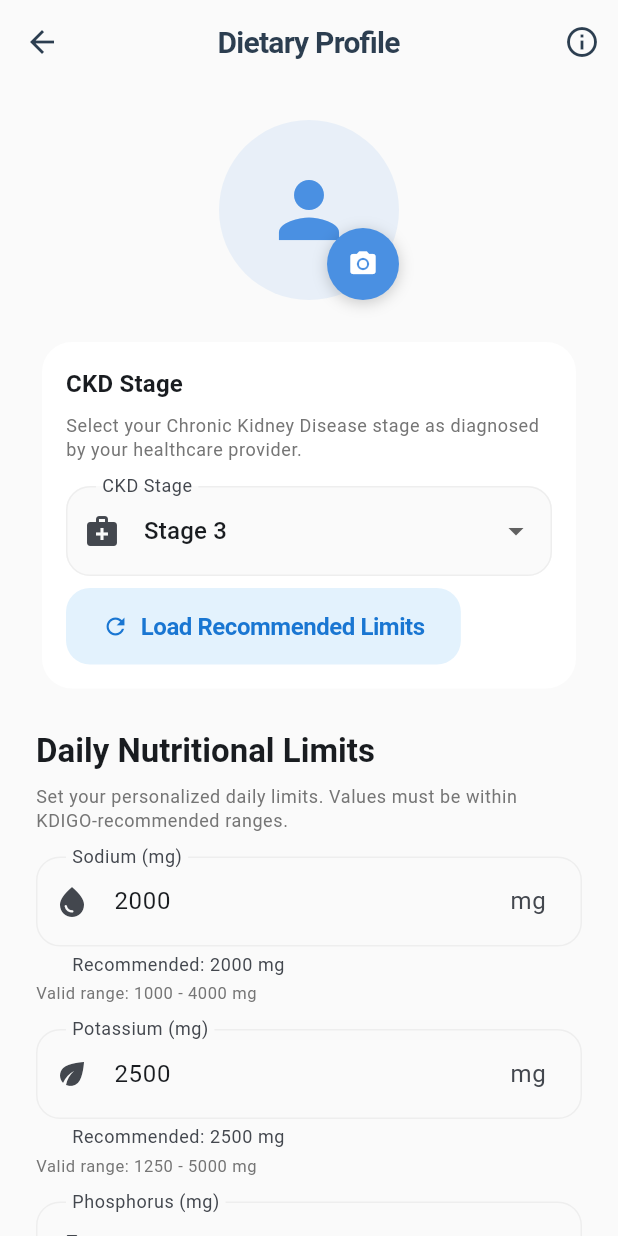
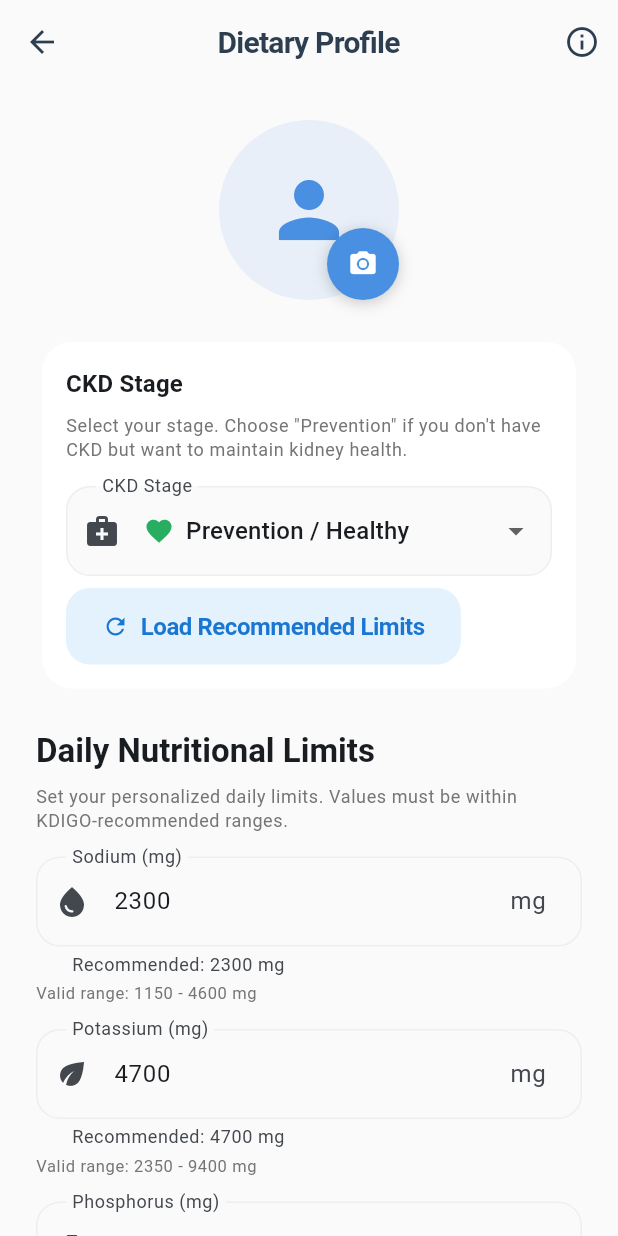
Before and after one commit to sanaGumalingMagCode/kidnease-ckd-app, a Flutter app: the DietaryProfileScreen screen opened directly with empty values, on a phone screen of 412 x 824 dp. Run offline on Flutter 3.47's test engine with Material 3 defaults, Android fonts, the phone set to English and light mode, and no system bars; our stand-ins replace cloud_firestore, firebase_auth, firebase_core, firebase_crashlytics, firebase_storage, fl_chart and 6 more; accounts and stored records are empty.

Commit message:
feat: Add Prevention/Healthy stage (Stage 0) for non-CKD users
- Added Stage 0 with normal healthy adult limits
- Higher potassium (4700mg) and protein (80g) for healthy kidneys
- Changed default from Stage 3 to Stage 0 (prevention focus)
- Updated dropdown to show Prevention option with heart icon
- Updated description text to include prevention users
- Based on FDA, NIH, and USDA recommendations

```diff
--- a/kidnease_app/lib/core/constants/kdigo_limits.dart
+++ b/kidnease_app/lib/core/constants/kdigo_limits.dart
@@ -18,7 +18,14 @@ class KdigoLimits {
 }
 
 /// KDIGO-recommended daily limits by CKD stage
+/// Stage 0: Prevention/Healthy (for people without CKD who want to maintain kidney health)
 const Map<int, KdigoLimits> kdogoLimitsByCkdStage = {
+  0: KdigoLimits(
+    sodium: 2300, // Normal healthy adult limit (FDA recommendation)
+    potassium: 4700, // Adequate Intake for healthy adults
+    phosphorus: 1250, // RDA for healthy adults
+    protein: 80, // RDA for healthy adults (0.8-1.0g per kg body weight for 70kg)
+  ),
   1: KdigoLimits(
     sodium: 2300,
     potassium: 3500,
--- a/kidnease_app/lib/features/dietary_profile/presentation/screens/dietary_profile_screen.dart
+++ b/kidnease_app/lib/features/dietary_profile/presentation/screens/dietary_profile_screen.dart
@@ -29,7 +29,7 @@ class _DietaryProfileScreenState extends ConsumerState<DietaryProfileScreen> {
   final _phosphorusController = TextEditingController();
   final _proteinController = TextEditingController();
 
-  int _selectedCkdStage = 3; // Default to stage 3
+  int _selectedCkdStage = 0; // Default to Prevention/Healthy stage
   bool _isLoading = false;
   bool _showWarnings = false;
   File? _profileImage;
@@ -271,7 +271,7 @@ class _DietaryProfileScreenState extends ConsumerState<DietaryProfileScreen> {
                         ),
                         const SizedBox(height: 8),
                         Text(
-                          'Select your Chronic Kidney Disease stage as diagnosed by your healthcare provider.',
+                          'Select your stage. Choose "Prevention" if you don\'t have CKD but want to maintain kidney health.',
                           style: Theme.of(context).textTheme.bodySmall?.copyWith(
                                 color: Colors.grey[600],
                               ),
@@ -286,12 +286,24 @@ class _DietaryProfileScreenState extends ConsumerState<DietaryProfileScreen> {
                               borderRadius: BorderRadius.circular(12),
                             ),
                           ),
-                          items: [1, 2, 3, 4, 5].map((stage) {
-                            return DropdownMenuItem(
-                              value: stage,
-                              child: Text('Stage $stage'),
-                            );
-                          }).toList(),
+                          items: [
+                            const DropdownMenuItem(
+                              value: 0,
+                              child: Row(
+                                children: [
+                                  Icon(Icons.favorite, color: Color(0xFF27AE60), size: 20),
+                                  SizedBox(width: 8),
+                                  Text('Prevention / Healthy'),
+                                ],
+                              ),
+                            ),
+                            ...[ 1, 2, 3, 4, 5].map((stage) {
+                              return DropdownMenuItem(
+                                value: stage,
+                                child: Text('Stage $stage'),
+                              );
+                            }).toList(),
+                          ],
                           onChanged: _isLoading
                               ? null
                               : (value) {
```
Also changed, not shown: 1 other file.
